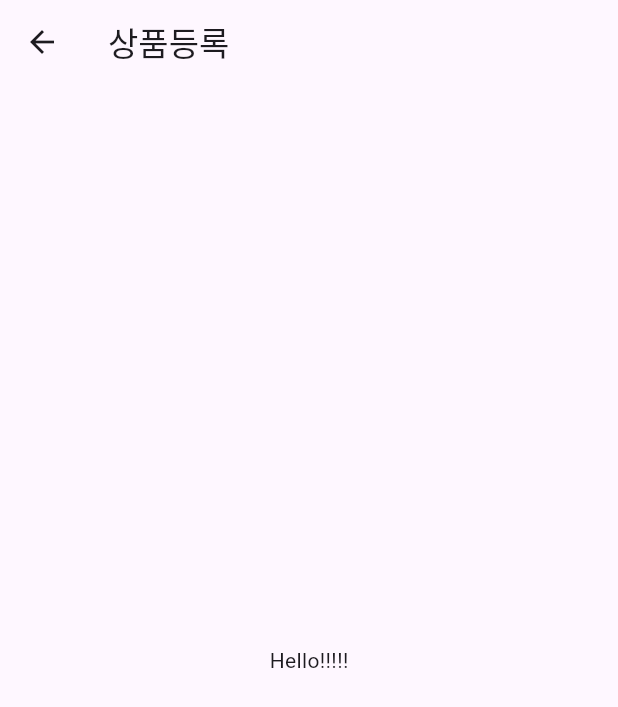
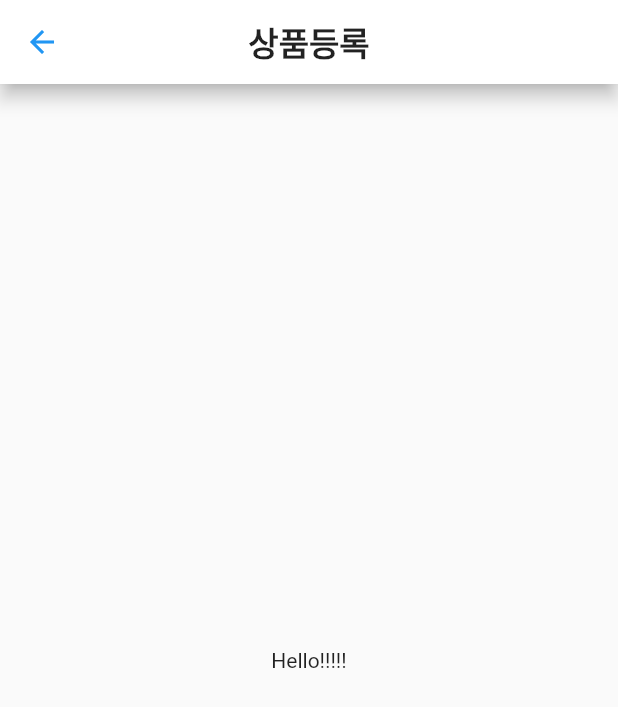
Before and after one commit to ballalssica/team_shoppingmall, a Flutter app: the screen it shows after launch, after a tap on "상품등록", on a phone screen of 412 x 824 dp. Shown: the top 707 px of the screen. Run offline on Flutter 3.47's test engine with Material 3 defaults, Android fonts, the light colour scheme and no system bars; Roboto replaces fonts that are missing (NotoSnas).

Commit message:
feat: 앱바스타일설정
- 앱바스타일적용
- 노토산스 폰트적용

```diff
--- a/lib/main.dart
+++ b/lib/main.dart
@@ -3,7 +3,6 @@
 import 'package:team_shoppingmall/pages/product_cart.dart';
 import 'package:team_shoppingmall/pages/product_details.dart';
 import 'package:team_shoppingmall/pages/product_registration.dart';
-
 
 void main() {
   runApp(const MyApp());
@@ -15,11 +14,36 @@
   @override
   Widget build(BuildContext context) {
     return MaterialApp(
-      home: MainPage(),
+      title: "Team Shopping Mall",
+      theme: ThemeData(
+        // 전체 적용 폰트: 노토산스KR
+        fontFamily: 'NotoSansKR',
+
+        // 앱바 테마 설정
+        appBarTheme: const AppBarTheme(
+          centerTitle: true,
+          backgroundColor: Colors.white,
+          elevation: 5,
+          iconTheme: IconThemeData(
+            color: Colors.blue,
+          ),
+          titleTextStyle: TextStyle(
+            color: Colors.black87,
+            fontSize: 22,
+            fontWeight: FontWeight.bold,
+          ),
+        ),
+
+        // 앱바색상에 블루색상이 들어가는 것을 방지하기 위해 기본 색상 설정
+        primaryColor: Colors.white, // 기본 색상 설정
+        useMaterial3: false, // Material 3 비활성화
+      ),
+      home: const MainPage(),
     );
   }
 }
 
+// 협업 시 각자 코드 확인을 위한 임시페이지
 class MainPage extends StatelessWidget {
   const MainPage({super.key});
 
@@ -28,7 +52,6 @@
     return Scaffold(
       appBar: AppBar(
         title: const Text('쇼핑몰'),
-        centerTitle: true,
       ),
       body: Center(
         child: Column(
@@ -47,7 +70,8 @@
               onPressed: () {
                 Navigator.push(
                   context,
-                  MaterialPageRoute(builder: (context) => ProductRegistration()),
+                  MaterialPageRoute(
+                      builder: (context) => const ProductRegistration()),
                 );
               },
               child: const Text('상품등록'),
@@ -56,7 +80,8 @@
               onPressed: () {
                 Navigator.push(
                   context,
-                  MaterialPageRoute(builder: (context) => ProductDetails()),
+                  MaterialPageRoute(
+                      builder: (context) => const ProductDetails()),
                 );
               },
               child: const Text('상품상세'),
@@ -65,7 +90,7 @@
               onPressed: () {
                 Navigator.push(
                   context,
-                  MaterialPageRoute(builder: (context) => ProductCart()),
+                  MaterialPageRoute(builder: (context) => const ProductCart()),
                 );
               },
               child: const Text('장바구니'),
```
